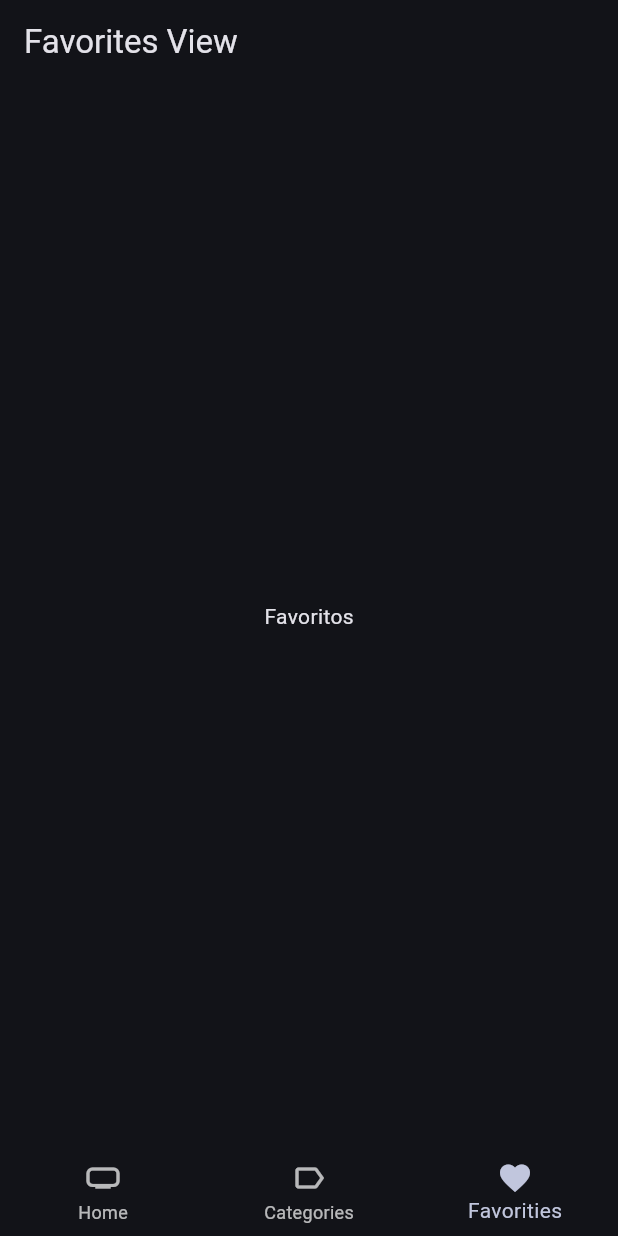
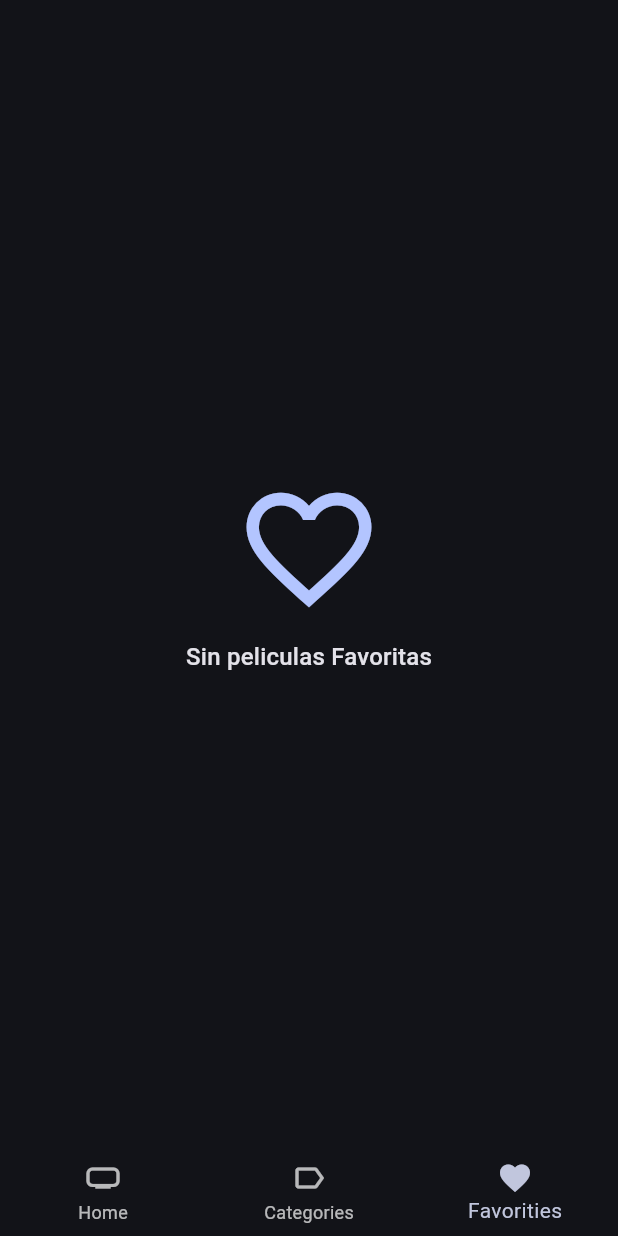
Before and after one commit to Leandrop011/Movie_DO, a Flutter app: the screen it shows after launch, item 3 of the bottom bar chosen, on a phone screen of 412 x 824 dp. Run offline on Flutter 3.47's test engine with Material 3 defaults, Android fonts, the phone set to English and light mode, and no system bars; our stand-ins replace animate_do, card_swiper, dio, drift, drift_flutter, flutter_dotenv and 3 more; accounts and stored records are empty; generated files the repository leaves out were written again; network calls fail.

Commit message:
feat(favorites): implementar gestión de películas favoritas con soporte de paginación y persistencia en base de datos local usando SQLite

```diff
--- a/lib/presentation/providers/providers.dart
+++ b/lib/presentation/providers/providers.dart
@@ -1,3 +1,5 @@
+
+
 export 'movies/movies_providers.dart';
 export 'movies/movies_repository_provider.dart';
 
--- a/lib/presentation/views/movies_views/favorites_view.dart
+++ b/lib/presentation/views/movies_views/favorites_view.dart
@@ -1,18 +1,55 @@
-import 'package:animate_do/animate_do.dart';
 import 'package:flutter/material.dart';
+import 'package:flutter_riverpod/flutter_riverpod.dart';
+import 'package:movies_app/presentation/providers/storage/favorite_movies_provider.dart';
+import 'package:movies_app/presentation/widgets/movies/movies_masonry.dart';
 
-class FavoritesView extends StatelessWidget {
+class FavoritesView extends ConsumerStatefulWidget {
   const FavoritesView({super.key});
 
   @override
+  ConsumerState<FavoritesView> createState() => FavoritesViewState();
+}
+
+class FavoritesViewState extends ConsumerState<FavoritesView> {
+
+  @override
+  void initState() {
+    ref.read(favoriteMoviesProvider.notifier).loadNextPage();//* PARA EMPEZAR EL PROCEDIMIENTO DE INICIALIZACION
+    super.initState();//!SIEMPRE COLOCARLO PRIMERO
+
+  }
+
+
+
+  @override
   Widget build(BuildContext context) {
+
+    final movies = ref.watch(favoriteMoviesProvider);
+    final myMovieList = movies.values.toList();//TRANFORMAR A LISTA LAS MOVIES QUE VIENEN COMO MAPA
+    final colors = Theme.of(context).colorScheme;
+    final style = Theme.of(context).textTheme;
+
+    if(myMovieList.isEmpty){
+      return Scaffold(
+        body: Center(
+          child: Column(
+            mainAxisAlignment: MainAxisAlignment.center,
+            children: [
+              Icon(Icons.favorite_border, size: 100, color: colors.primary,),
+              SizedBox(height: 10,),
+              Text('Sin peliculas Favoritas', style: style.titleMedium,)
+            ],
+          ),
+        ),
+      );
+    }
+
     return Scaffold(
-      appBar: AppBar(
-        title: Text('Favorites View'),
-      ),
-      body: FadeInRight(
-        child: Center(child: Text('Favoritos'),)
-      ),
+
+      body: MoviesMasonry(
+        movies: myMovieList,
+        loadNextPage: () => ref.read(favoriteMoviesProvider.notifier).loadNextPage(), //* el () => es porque espera una funcion
+      )
     );
   }
 }
--- a/pubspec.yaml
+++ b/pubspec.yaml
@@ -52,6 +52,7 @@ dev_dependencies:
   build_runner: ^2.10.4
   drift_dev: ^2.29.0
   flutter_lints: ^5.0.0
+  flutter_staggered_grid_view: ^0.7.0
   flutter_test:
     sdk: flutter
   loading_animation_widget: ^1.3.0
```
Also changed, not shown: lib/domain/data_sources/local_storage_datasource.dart (added, +14 -0 lines), lib/domain/repositories/local_storage_repository.dart (added, +12 -0 lines), lib/infrastructure/datasources/drift_datasource.dart (added, +92 -0 lines), lib/infrastructure/repositories/local_storage_repository_impl.dart (added, +27 -0 lines), lib/presentation/providers/storage/favorite_movies_provider.dart (added, +69 -0 lines), lib/presentation/providers/storage/is_favorite_movie_provider.dart (added, +11 -0 lines), lib/presentation/providers/storage/local_storage_provider.dart (added, +10 -0 lines), lib/presentation/screens/movies/movie_screen.dart (+28 -6 lines), lib/presentation/widgets/movies/movie_poster_link.dart (added, +22 -0 lines), lib/presentation/widgets/movies/movies_masonry.dart (added, +85 -0 lines), pubspec.lock.
